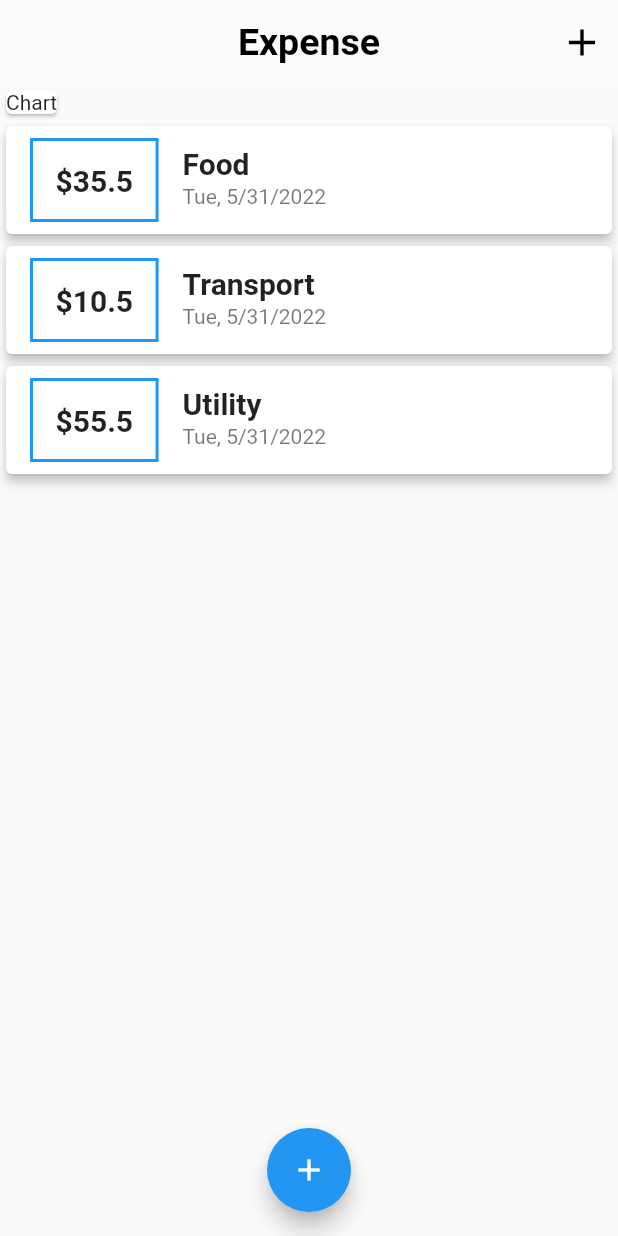
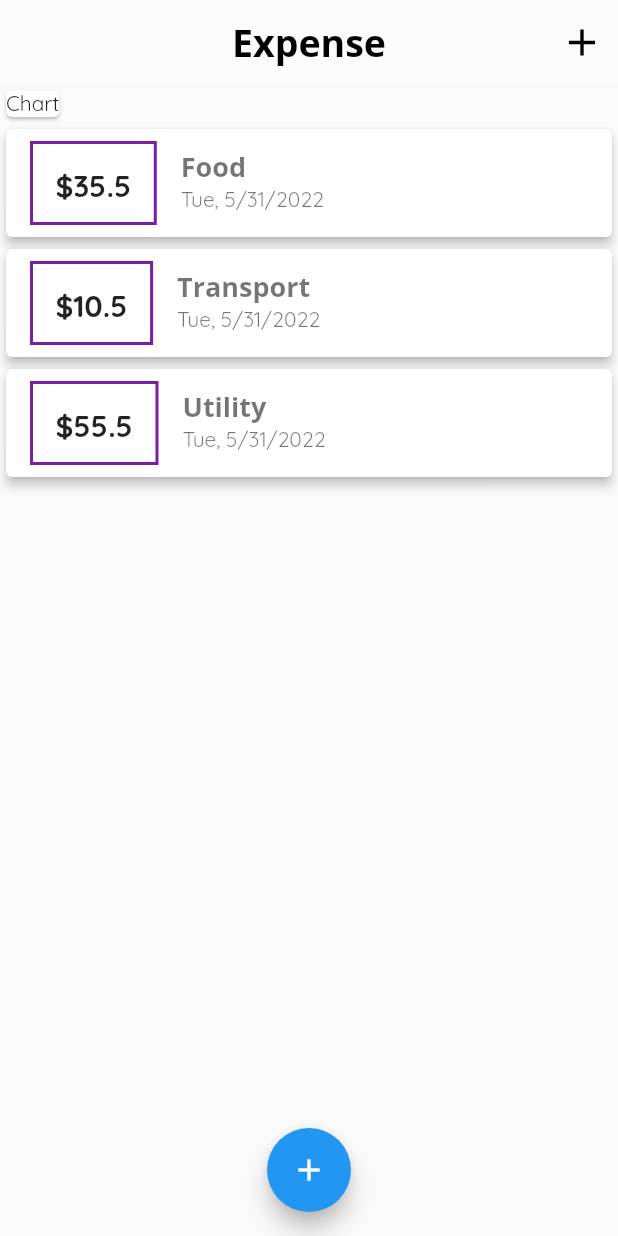
Before and after one commit to ramonyohannes/Expense-Tracker-App, a Flutter app: the screen it shows after launch, on a phone screen of 412 x 824 dp. Run offline on Flutter 3.47's test engine with Material 2 defaults, Android fonts, the phone set to English and light mode, and no system bars.

Commit message:
Added Theme and Fonts

```diff
--- a/lib/main.dart
+++ b/lib/main.dart
@@ -12,6 +12,29 @@ class MyApp extends StatelessWidget {
     return MaterialApp(
       title: 'Material App',
       debugShowCheckedModeBanner: false,
+      theme: ThemeData(
+        primarySwatch: Colors.purple,
+        accentColor: Colors.blue,
+        fontFamily: "Quicksand",
+        textTheme: const TextTheme(
+          headline1: TextStyle(
+            fontFamily: "OpenSans",
+            fontSize: 18.0,
+            fontWeight: FontWeight.bold,
+          ),
+        ),
+        appBarTheme: const AppBarTheme(
+          centerTitle: true,
+          elevation: 0,
+          backgroundColor: Colors.white10,
+          titleTextStyle: TextStyle(
+            color: Colors.black,
+            fontSize: 25,
+            fontFamily: "OpenSans",
+            fontWeight: FontWeight.bold,
+          ),
+        ),
+      ),
       home: HomePage(),
     );
   }
@@ -75,11 +98,12 @@ class _HomePageState extends State<HomePage> {
       appBar: AppBar(
         title: const Text(
           "Expense",
-          style: TextStyle(
+          /*  style: TextStyle(
+            fontFamily: "Quicksand",
             fontSize: 25,
             fontWeight: FontWeight.bold,
             color: Colors.black,
-          ),
+          ), */
         ),
         actions: [
           IconButton(
@@ -93,9 +117,9 @@ class _HomePageState extends State<HomePage> {
             ),
           )
         ],
-        centerTitle: true,
+        /*    centerTitle: true,
         elevation: 0,
-        backgroundColor: Colors.white10,
+        backgroundColor: Colors.white10, */
       ),
       body: Column(
         // mainAxisAlignment: MainAxisAlignment.spaceAround,
--- a/lib/widget/transaction_item.dart
+++ b/lib/widget/transaction_item.dart
@@ -17,10 +17,11 @@ class TransactionItem extends StatelessWidget {
         leading: Container(
           padding: const EdgeInsets.all(15),
           decoration: BoxDecoration(
-              border: Border.all(
-            width: 2,
-            color: Colors.blue,
-          )),
+            border: Border.all(
+              width: 2,
+              color: Theme.of(context).primaryColorDark,
+            ),
+          ),
           child: Text(
             "\$$amount",
             style: const TextStyle(
@@ -31,13 +32,11 @@ class TransactionItem extends StatelessWidget {
         ),
         title: Text(
           title,
-          style: const TextStyle(
-            fontWeight: FontWeight.bold,
-            fontSize: 20,
-          ),
+          style: Theme.of(context).textTheme.headline1,
         ),
         subtitle: Text(
           DateFormat.yMEd().format(date),
+          // style: Theme.of(context).textTheme.headline1,
         ),
       ),
     );
```
Also changed, not shown: pubspec.yaml (+11 -11 lines), assets/fonts/OpenSans-Bold.ttf (added), assets/fonts/OpenSans-Regular.ttf (added), assets/fonts/Quicksand-Bold.ttf (added), assets/fonts/Quicksand-Light.ttf (added), assets/fonts/Quicksand-Medium.ttf (added), assets/fonts/Quicksand-Regular.ttf (added).
